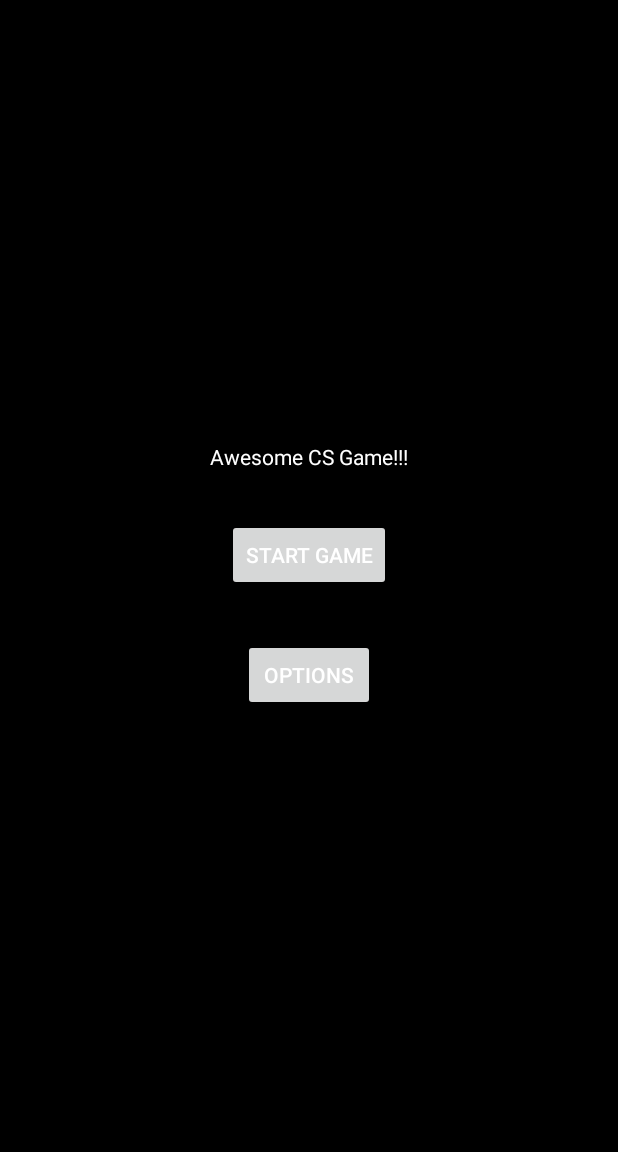
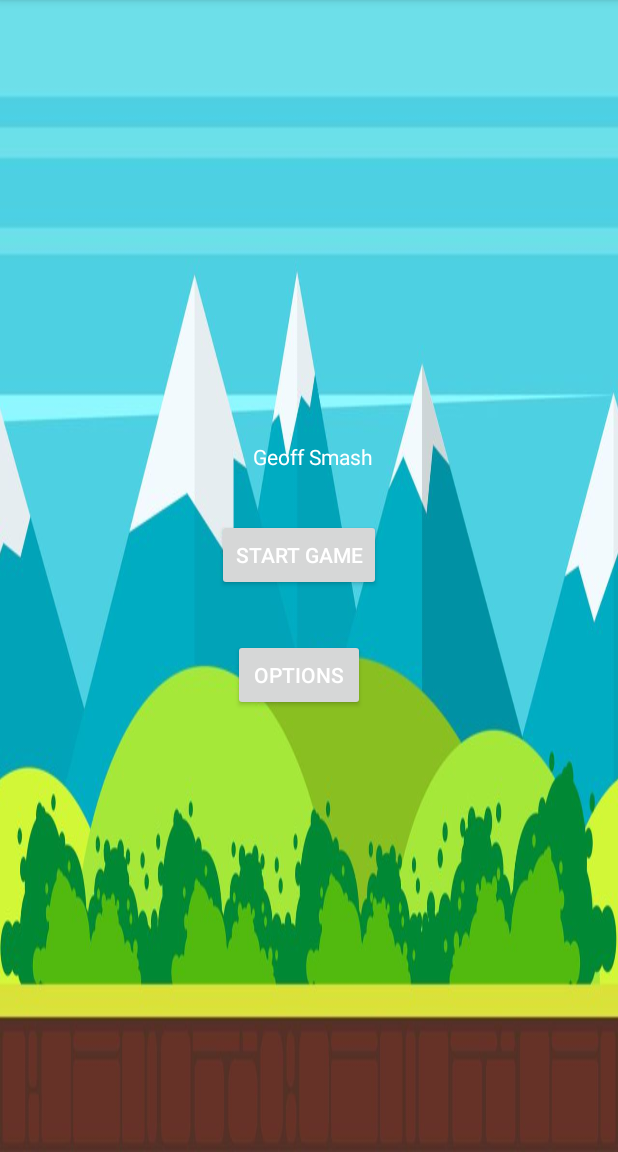
Before and after one commit to sandarustar7/CS125FinalProjectCopy, an Android app: the screen it shows after launch (MainActivity), on a phone screen of 412 x 824 dp, the part 84-1236 px from its top. Run offline under Robolectric (Android 15) with nearby library versions, the phone set to English and light mode, and no system bars.

Commit message:
Background and Name

```diff
--- a/app/src/main/res/layout/activity_main.xml
+++ b/app/src/main/res/layout/activity_main.xml
@@ -4,6 +4,7 @@
     xmlns:tools="http://schemas.android.com/tools"
     android:layout_width="match_parent"
     android:layout_height="match_parent"
+    android:background="@drawable/background"
     tools:context="com.awesomecsgroup.cs125finalproject.MainActivity">
 
     <androidx.constraintlayout.widget.ConstraintLayout
@@ -12,6 +13,7 @@
         android:layout_height="wrap_content"
         app:layout_constraintBottom_toBottomOf="parent"
         app:layout_constraintEnd_toEndOf="parent"
+        app:layout_constraintHorizontal_bias="0.477"
         app:layout_constraintStart_toStartOf="parent"
         app:layout_constraintTop_toTopOf="parent">
 
@@ -19,6 +21,7 @@
             android:id="@+id/GameTitle"
             android:layout_width="wrap_content"
             android:layout_height="wrap_content"
+            android:layout_marginStart="24dp"
             android:text="@string/Game_Title_Text"
             app:layout_constraintStart_toStartOf="parent"
             app:layout_constraintTop_toTopOf="parent" />
@@ -42,6 +45,7 @@
             app:layout_constraintEnd_toEndOf="parent"
             app:layout_constraintStart_toStartOf="parent"
             app:layout_constraintTop_toBottomOf="@+id/startGame" />
+
     </androidx.constraintlayout.widget.ConstraintLayout>
 
 </androidx.constraintlayout.widget.ConstraintLayout>
--- a/app/src/main/res/values/strings.xml
+++ b/app/src/main/res/values/strings.xml
@@ -1,6 +1,6 @@
 <resources>
     <string name="app_name">CS125FinalProject</string>
-    <string name="Game_Title_Text">Awesome CS Game!!!</string>
+    <string name="Game_Title_Text">Geoff Smash</string>
     <string name="startGameButton">Start Game</string>
     <string name="Options_Text">Options</string>
     <string name="optionsTitleText">Options</string>
```
Also changed, not shown: app/src/main/res/drawable/background.jpg (added).
